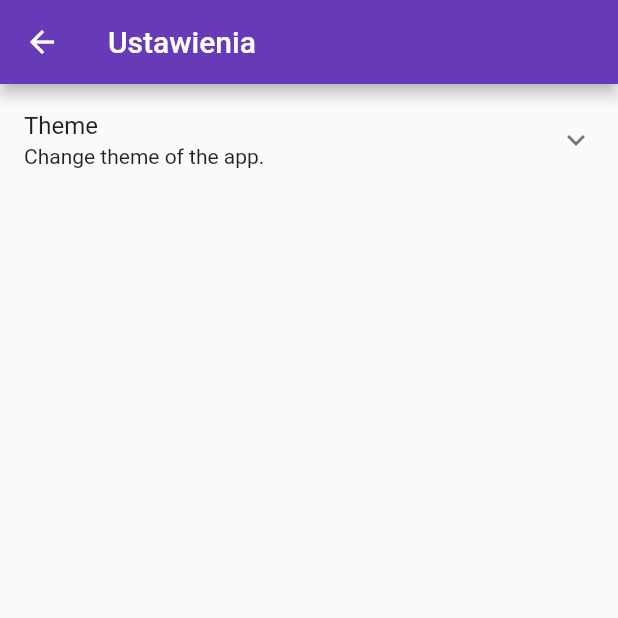
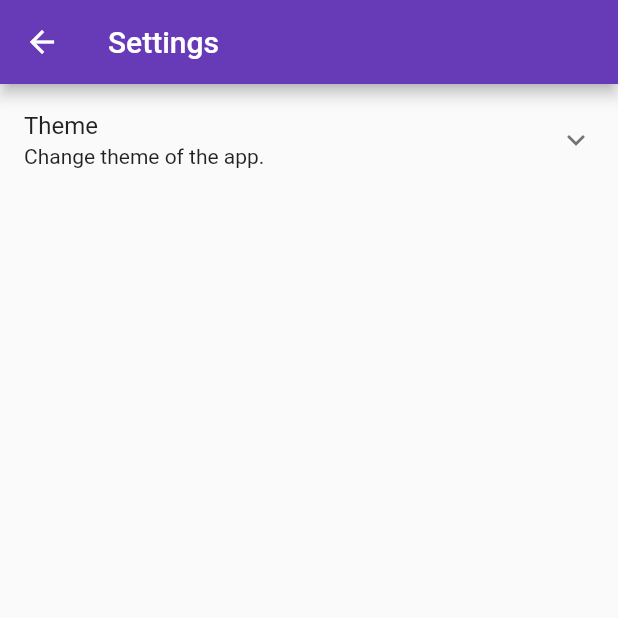
Before and after one commit to DawidBartniczak/Lesson-Plan-Flutter, a Flutter app: the Settings screen opened by its route, on a phone screen of 412 x 824 dp, the top half of it. Run offline on Flutter 3.47's test engine with Material 2 defaults, Android fonts, the phone set to English and light mode, and no system bars; our stand-ins replace shared_preferences, sqflite; accounts and stored records are empty.

Commit message:
Version 1.0.1

```diff
--- a/lang/en.json
+++ b/lang/en.json
@@ -5,12 +5,14 @@
     "tab_tests": "Tests",
     "screen_settings": "Settings",
     "screen_lessonplaneditor": "Lesson Plan Editor",
-    "settings_category_app": "App",
-    "settings_sevenday_title": "Seven day plan.",
-    "settings_sevenday_subtitle": "Lesson plan that contains weekend.",
-    "settings_category_reset": "Reseting",
-    "settings_reset_title": "Reset",
-    "settings_reset_subtitle": "Deleta all data from this device.",
+    "settings_theme_header": "Theme",
+    "settings_theme_description": "Change theme of the app.",
+    "settings_theme_sysdefined_header": "System Defined",
+    "settings_theme_sysdefined_description": "Will use your system's default theme",
+    "settings_theme_light_header": "Light",
+    "settings_theme_light_description": "Will use Light Mode",
+    "settings_theme_dark_header": "Dark",
+    "settings_theme_dark_description": "Will use Dark Mode",
     "screen_lessondetials": "Details",
     "text_lesson_add": "Add lesson",
     "text_lesson_subject": "Lesson",
--- a/lang/pl.json
+++ b/lang/pl.json
@@ -4,12 +4,14 @@
     "tab_homwork": "Zad. Domowe",
     "tab_tests": "Sprawdziany",
     "screen_settings": "Ustawienia",
-    "settings_category_app": "Aplikacja",
-    "settings_sevenday_title": "Siedmio dniowy plan",
-    "settings_sevenday_subtitle": "Plan lekcji obejmujący weekend.",
-    "settings_category_reset": "Zerowanie",
-    "settings_reset_title": "Reset",
-    "settings_reset_subtitle": "Usuń dane z tego urządzenia.",
+    "settings_theme_header": "Motyw",
+    "settings_theme_description": "Zmień motyw aplikacji.",
+    "settings_theme_sysdefined_header": "Taki Jak Systemu",
+    "settings_theme_sysdefined_description": "Użyje motywu systemu",
+    "settings_theme_light_header": "Jasny",
+    "settings_theme_light_description": "Użyje jasnego motywu",
+    "settings_theme_dark_header": "Ciemny",
+    "settings_theme_dark_description": "Użyje ciemnego motywu",
     "screen_lessonplaneditor": "Edytor Planu",
     "screen_lessondetials": "Informacje",
     "text_lesson_add": "Dadaj lekcję",
--- a/lib/model/databaseHelper.dart
+++ b/lib/model/databaseHelper.dart
@@ -21,8 +21,10 @@ class DatabaseHelper {
   Future _initDatabase() async {
     String databasePath = join(await getDatabasesPath(), DATABASE_NAME);
     print('Database Path: $databasePath');
-    _database = await openDatabase(databasePath, version: 1,
-      onCreate: _createTables
+    _database = await openDatabase(
+      databasePath,
+      version: 1,
+      onCreate: _createTables,
     );
   }
 
--- a/lib/screen/homework.dart
+++ b/lib/screen/homework.dart
@@ -50,7 +50,6 @@ class _HomeworkScreenState extends State<HomeworkScreen> {
         ),
         trailing: IconButton(
           icon: const Icon(Icons.check),
-          tooltip: !homework.isDone ? 'Nie Zrobione' : 'Zrobione',
           color: !homework.isDone ? Colors.grey : Colors.green,
           onPressed: () {
             _databaseHelper.changeHomeworkState(!homework.isDone, homework.id)
--- a/lib/screen/lessonDetails.dart
+++ b/lib/screen/lessonDetails.dart
@@ -104,7 +104,6 @@ class _LessonDetailsState extends State<LessonDetails> {
               leading: const Icon(Icons.home),
               trailing: IconButton(
                 icon: Icon(Icons.check),
-                tooltip: !homework.isDone ? 'Nie Zrobione' : 'Zrobione',
                 color: !homework.isDone ? Colors.grey : Colors.green,
                 onPressed: () {
                   _databaseHelper.changeHomeworkState(!homework.isDone, homework.id)
--- a/lib/screen/settings.dart
+++ b/lib/screen/settings.dart
@@ -3,6 +3,7 @@ import 'dart:io';
 import 'package:flutter/material.dart';
 import 'package:provider/provider.dart';
 
+import '../model/localizationHelper.dart';
 import '../provider/themeModeProvider.dart';
 import '../model/admobHelper.dart';
 
@@ -31,25 +32,22 @@ class _SettingsState extends State<Settings> {
   Widget build(BuildContext context) {
     return Scaffold(
       appBar: AppBar(
-        title: const Text('Ustawienia'),
+        title: Text(LocalizationHelper.of(context).localize('screen_settings')),
       ),
       body: ListView(
         children: <Widget>[
           Consumer<ThemeModeProvider>(
             builder: (BuildContext context, ThemeModeProvider themeModeProvider, _) {
+              LocalizationHelper localizationHelper = LocalizationHelper.of(context);
               ThemeMode themeMode = themeModeProvider.themeMode;
 
               return ExpansionTile(
-                title: Text('Theme'),
-                subtitle: Text('Change theme of the app.'),
+                title: Text(localizationHelper.localize('settings_theme_header')),
+                subtitle: Text(localizationHelper.localize('settings_theme_description')),
                 children: <Widget>[
                   ListTile(
-                    title: Text('System Defined'),
-                    subtitle: Text(
-                      Platform.isAndroid
-                        ? 'Will use your system\'s default theme (Android Q+)'
-                        : 'Will use your system\'s default theme (iOS 13+)' ,
-                    ),
+                    title: Text(localizationHelper.localize('settings_theme_sysdefined_header')),
+                    subtitle: Text(localizationHelper.localize('settings_theme_sysdefined_description')),
                     leading: Radio(
                       value: ThemeMode.system,
                       groupValue: themeMode,
@@ -57,8 +55,8 @@ class _SettingsState extends State<Settings> {
                     ),
                   ),
                   ListTile(
-                    title: Text('Light'),
-                    subtitle: Text('Will use Light Mode'),
+                    title: Text(localizationHelper.localize('settings_theme_light_header')),
+                    subtitle: Text(localizationHelper.localize('settings_theme_light_description')),
                     leading: Radio(
                       value: ThemeMode.light,
                       groupValue: themeMode,
@@ -66,8 +64,8 @@ class _SettingsState extends State<Settings> {
                     ),
                   ),
                   ListTile(
-                    title: Text('Dark'),
-                    subtitle: Text('Will use Dark Mode'),
+                    title: Text(localizationHelper.localize('settings_theme_dark_header')),
+                    subtitle: Text(localizationHelper.localize('settings_theme_dark_description')),
                     leading: Radio(
                       value: ThemeMode.dark,
                       groupValue: themeMode,
--- a/pubspec.yaml
+++ b/pubspec.yaml
@@ -11,7 +11,7 @@ description: A new Flutter project.
 # In iOS, build-name is used as CFBundleShortVersionString while build-number used as CFBundleVersion.
 # Read more about iOS versioning at
 # https://developer.apple.com/library/archive/documentation/General/Reference/InfoPlistKeyReference/Articles/CoreFoundationKeys.html
-version: 1.0.0+2
+version: 1.0.1+3
 
 environment:
   sdk: ">=2.1.0 <3.0.0"
```
Also changed, not shown: lib/main.dart (+10 -24 lines), 1 other file.
